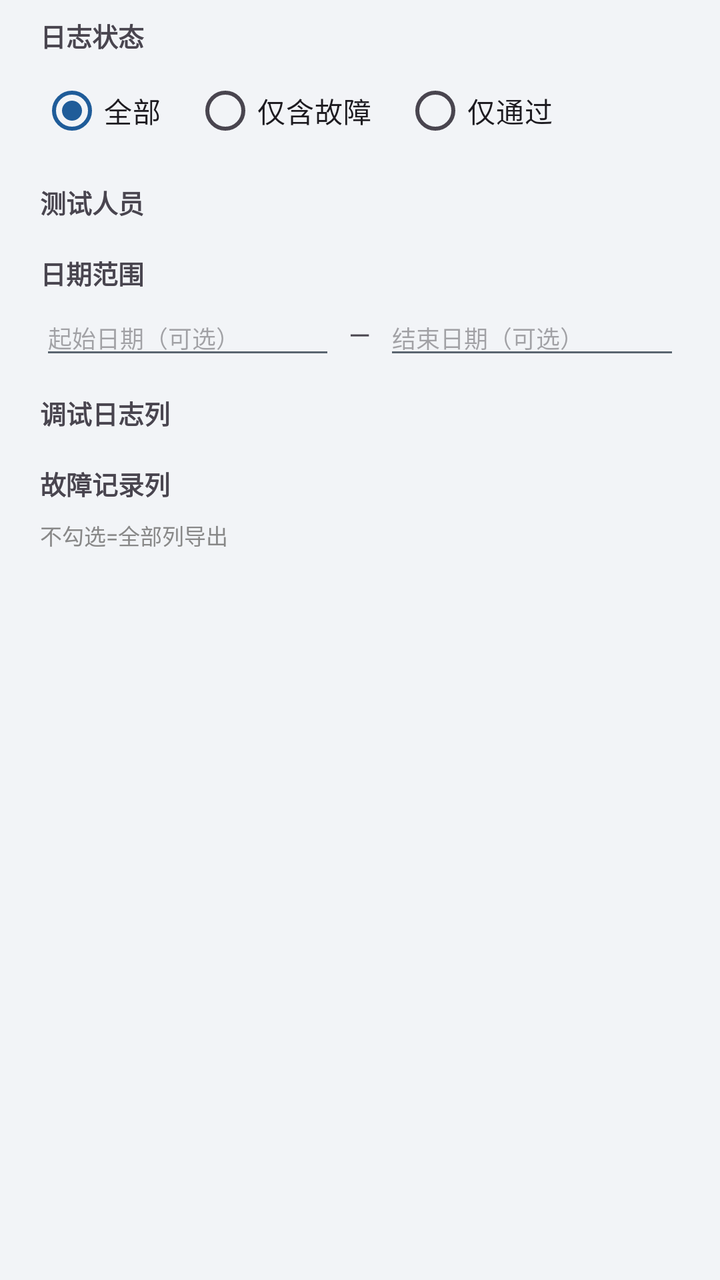
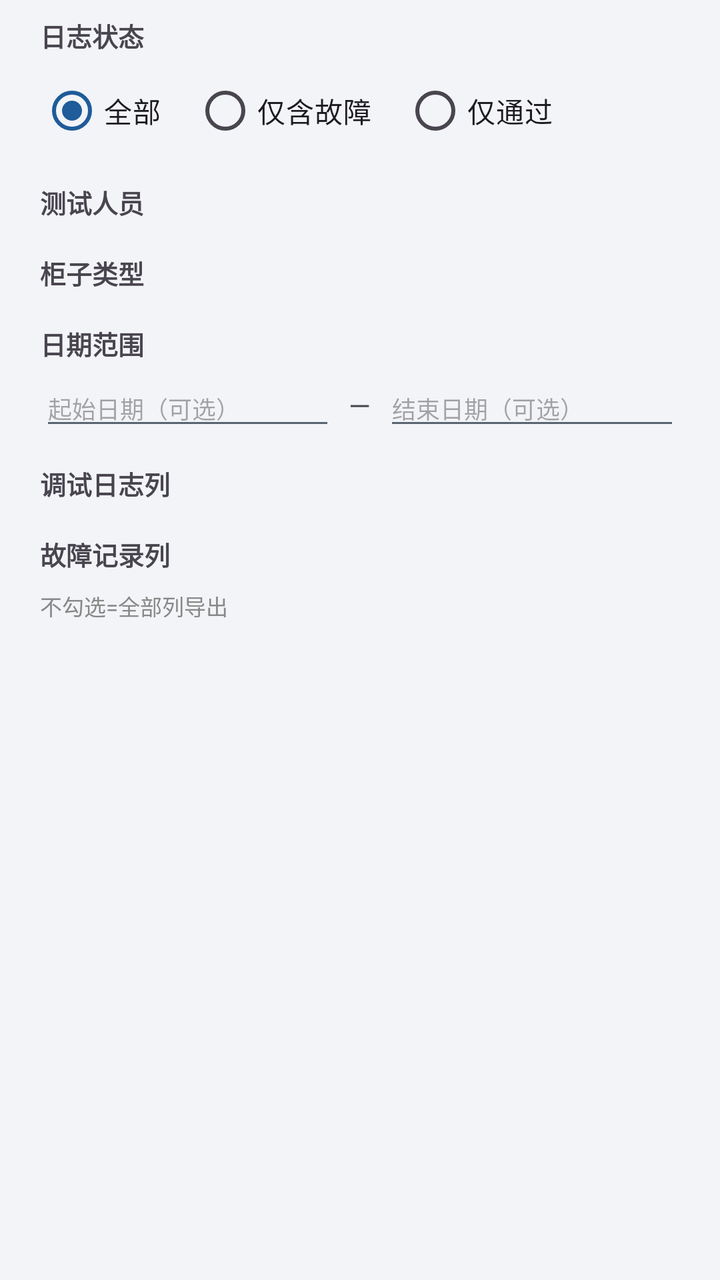

The first picture is an Android layout as it rendered before a commit; the second is the same layout after the commit. The layout source and the unified diff follow.
<!-- AndroidManifest.xml: application theme Theme.App -->
<!-- res/layout/dialog_export_filter.xml -->
<?xml version="1.0" encoding="utf-8"?>
<ScrollView xmlns:android="http://schemas.android.com/apk/res/android"
    android:layout_width="match_parent"
    android:layout_height="wrap_content"
    android:paddingStart="20dp"
    android:paddingTop="8dp"
    android:paddingEnd="20dp"
    android:paddingBottom="8dp">

    <LinearLayout
        android:layout_width="match_parent"
        android:layout_height="wrap_content"
        android:orientation="vertical">

        
        <TextView
            android:layout_width="match_parent"
            android:layout_height="wrap_content"
            android:text="@string/export_filter_status_label"
            android:textStyle="bold"
            android:textSize="13sp" />

        <RadioGroup
            android:id="@+id/rgStatus"
            android:layout_width="match_parent"
            android:layout_height="wrap_content"
            android:orientation="horizontal"
            android:layout_marginTop="4dp">

            <RadioButton
                android:id="@+id/rbAll"
                android:layout_width="wrap_content"
                android:layout_height="wrap_content"
                android:text="@string/export_filter_all"
                android:checked="true" />

            <RadioButton
                android:id="@+id/rbStatusFault"
                android:layout_width="wrap_content"
                android:layout_height="wrap_content"
                android:text="@string/export_filter_has_fault"
                android:layout_marginStart="16dp" />

            <RadioButton
                android:id="@+id/rbStatusPass"
                android:layout_width="wrap_content"
                android:layout_height="wrap_content"
                android:text="@string/export_filter_pass_only"
                android:layout_marginStart="16dp" />
        </RadioGroup>

        
        <TextView
            android:id="@+id/tvTestersLabel"
            android:layout_width="match_parent"
            android:layout_height="wrap_content"
            android:text="@string/export_filter_testers_label"
            android:textStyle="bold"
            android:textSize="13sp"
            android:layout_marginTop="12dp" />

        <LinearLayout
            android:id="@+id/llTesters"
            android:layout_width="match_parent"
            android:layout_height="wrap_content"
            android:orientation="vertical"
            android:layout_marginTop="4dp" />

        
        <TextView
            android:layout_width="match_parent"
            android:layout_height="wrap_content"
            android:text="@string/export_filter_date_label"
            android:textStyle="bold"
            android:textSize="13sp"
            android:layout_marginTop="12dp" />

        <LinearLayout
            android:layout_width="match_parent"
            android:layout_height="wrap_content"
            android:orientation="horizontal"
            android:layout_marginTop="4dp">

            <EditText
                android:id="@+id/etDateFrom"
                android:layout_width="0dp"
                android:layout_height="wrap_content"
                android:layout_weight="1"
                android:hint="@string/export_filter_date_from_hint"
                android:inputType="date"
                android:textSize="12sp" />

            <TextView
                android:layout_width="wrap_content"
                android:layout_height="wrap_content"
                android:text="  —  "
                android:layout_gravity="center_vertical" />

            <EditText
                android:id="@+id/etDateTo"
                android:layout_width="0dp"
                android:layout_height="wrap_content"
                android:layout_weight="1"
                android:hint="@string/export_filter_date_to_hint"
                android:inputType="date"
                android:textSize="12sp" />
        </LinearLayout>

        
        <TextView
            android:id="@+id/tvLogColsLabel"
            android:layout_width="match_parent"
            android:layout_height="wrap_content"
            android:text="@string/export_filter_log_cols_label"
            android:textStyle="bold"
            android:textSize="13sp"
            android:layout_marginTop="12dp" />

        <LinearLayout
            android:id="@+id/llLogCols"
            android:layout_width="match_parent"
            android:layout_height="wrap_content"
            android:orientation="vertical"
            android:layout_marginTop="4dp" />

        
        <TextView
            android:id="@+id/tvFaultColsLabel"
            android:layout_width="match_parent"
            android:layout_height="wrap_content"
            android:text="@string/export_filter_fault_cols_label"
            android:textStyle="bold"
            android:textSize="13sp"
            android:layout_marginTop="12dp" />

        <LinearLayout
            android:id="@+id/llFaultCols"
            android:layout_width="match_parent"
            android:layout_height="wrap_content"
            android:orientation="vertical"
            android:layout_marginTop="4dp" />

        <TextView
            android:id="@+id/tvColsHint"
            android:layout_width="match_parent"
            android:layout_height="wrap_content"
            android:text="@string/export_filter_cols_hint"
            android:textSize="11sp"
            android:textColor="#888888"
            android:layout_marginTop="4dp" />

    </LinearLayout>
</ScrollView>
<!-- resources referenced by this layout -->
<resources>
  <string name="export_filter_all">全部</string>
  <string name="export_filter_cols_hint">不勾选=全部列导出</string>
  <string name="export_filter_date_from_hint">起始日期（可选）</string>
  <string name="export_filter_date_label">日期范围</string>
  <string name="export_filter_date_to_hint">结束日期（可选）</string>
  <string name="export_filter_fault_cols_label">故障记录列</string>
  <string name="export_filter_has_fault">仅含故障</string>
  <string name="export_filter_log_cols_label">调试日志列</string>
  <string name="export_filter_pass_only">仅通过</string>
  <string name="export_filter_status_label">日志状态</string>
  <string name="export_filter_testers_label">测试人员</string>
  <style name="Theme.App" parent="Theme.Material3.Light.NoActionBar">
          <item name="colorPrimary">@color/primary</item>
          <item name="colorOnPrimary">@color/on_primary</item>
          <item name="colorPrimaryContainer">@color/primary_container</item>
          <item name="colorOnPrimaryContainer">@color/on_primary_container</item>
          <item name="colorSecondary">@color/secondary</item>
          <item name="android:colorBackground">@color/bg</item>
          <item name="colorSurface">@color/surface</item>
          <item name="colorOnSurface">@color/on_surface</item>
          <item name="colorError">@color/danger</item>
          <item name="android:statusBarColor">@color/primary_dark</item>
          <item name="android:textColorSecondary">@color/text_secondary</item>
          <item name="android:divider">@color/divider</item>
      </style>
  <color name="primary">#1F5C99</color>
  <color name="on_primary">#FFFFFF</color>
  <color name="primary_container">#D9E6F5</color>
  <color name="on_primary_container">#0B3055</color>
  <color name="secondary">#45607F</color>
  <color name="bg">#F2F4F7</color>
  <color name="surface">#FFFFFF</color>
  <color name="on_surface">#1B1F24</color>
  <color name="danger">#B3261E</color>
  <color name="primary_dark">#17456F</color>
  <color name="text_secondary">#5A6570</color>
  <color name="divider">#E1E5EA</color>
</resources>

<!-- the commit's change to res/layout/dialog_export_filter.xml (unified diff, before → after) -->
@@ -61,6 +61,23 @@
 
         <LinearLayout
             android:id="@+id/llTesters"
+            android:layout_width="match_parent"
+            android:layout_height="wrap_content"
+            android:orientation="vertical"
+            android:layout_marginTop="4dp" />
+
+        
+        <TextView
+            android:id="@+id/tvTypesLabel"
+            android:layout_width="match_parent"
+            android:layout_height="wrap_content"
+            android:text="@string/export_filter_types_label"
+            android:textStyle="bold"
+            android:textSize="13sp"
+            android:layout_marginTop="12dp" />
+
+        <LinearLayout
+            android:id="@+id/llTypes"
             android:layout_width="match_parent"
             android:layout_height="wrap_content"
             android:orientation="vertical"
<!-- resource entries referenced after the edit -->
@@ -11,6 +11,7 @@
   <string name="export_filter_pass_only">仅通过</string>
   <string name="export_filter_status_label">日志状态</string>
   <string name="export_filter_testers_label">测试人员</string>
+  <string name="export_filter_types_label">柜子类型</string>
   <style name="Theme.App" parent="Theme.Material3.Light.NoActionBar">
           <item name="colorPrimary">@color/primary</item>
           <item name="colorOnPrimary">@color/on_primary</item>
